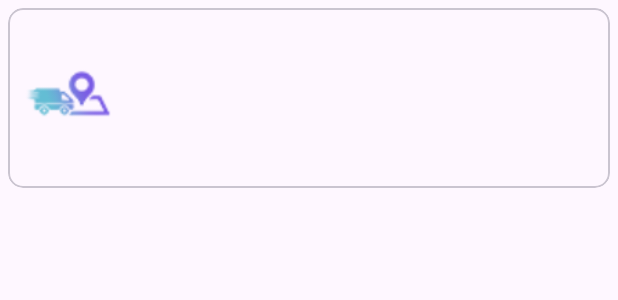
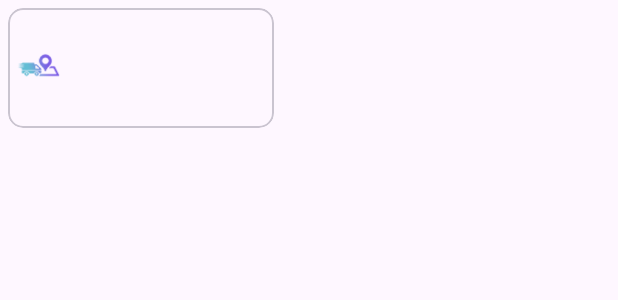
Before and after one commit to Marco-Villanueva20/Polinet, an Android app: the layout item_info_destacada.xml on its own in the app's theme, with its tools: preview values and no code run, on a phone screen of 412 x 824 dp. Shown: the top 300 px of the screen. Run offline under Robolectric (Android 15) with nearby library versions, the phone set to English and light mode, and no system bars.

Commit message:
Edicion InfoDestacada

```diff
--- a/app/src/main/res/layout/item_info_destacada.xml
+++ b/app/src/main/res/layout/item_info_destacada.xml
@@ -2,32 +2,32 @@
 <LinearLayout
     xmlns:android="http://schemas.android.com/apk/res/android"
     xmlns:app="http://schemas.android.com/apk/res-auto"
-    android:layout_width="match_parent"
+    android:layout_width="187dp"
     android:layout_height="wrap_content"
     android:orientation="vertical">
 
     <com.google.android.material.card.MaterialCardView
         app:cardCornerRadius="10dp"
-        android:layout_width="match_parent"
-        android:layout_height="wrap_content"
+        android:layout_width="177dp"
+        android:layout_height="80dp"
         android:layout_margin="5dp"
         android:elevation="8dp">
 
         <ImageView
             android:id="@+id/imginfodestacada"
-            android:layout_width="60dp"
-            android:layout_height="100dp"
-            android:layout_marginLeft="10dp"
-            android:layout_marginTop="10dp"
-            android:layout_marginRight="10dp"
-            android:layout_marginBottom="10dp"
+            android:layout_width="30dp"
+            android:layout_height="30dp"
+            android:layout_marginLeft="5dp"
+            android:layout_gravity="center_vertical"
             app:srcCompat="@drawable/i1" />
 
         <RelativeLayout
-            android:layout_width="329dp"
-            android:layout_height="wrap_content"
+            android:layout_width="150dp"
+            android:layout_height="60dp"
             android:layout_gravity="end"
             android:layout_marginTop="10dp"
+            android:layout_marginLeft="5dp"
+            android:layout_marginRight="5dp"
             android:padding="5dp">
 
             <LinearLayout
@@ -35,10 +35,6 @@
                 android:layout_width="match_parent"
                 android:layout_height="wrap_content"
                 android:layout_gravity="center_vertical"
-                android:layout_marginLeft="10dp"
-                android:layout_marginTop="10dp"
-                android:layout_marginRight="10dp"
-                android:layout_marginBottom="10dp"
                 android:orientation="vertical">
 
                 <TextView
@@ -48,7 +44,7 @@
                     android:layout_marginLeft="15dp"
                     android:textAlignment="center"
                     android:textColor="#3F51B5"
-                    android:textSize="20sp"
+                    android:textSize="11sp"
                     android:textStyle="bold" />
 
                 <TextView
@@ -58,7 +54,7 @@
                     android:layout_marginLeft="15dp"
                     android:textAlignment="center"
                     android:textColor="#36395A"
-                    android:textSize="15sp"
+                    android:textSize="8sp"
                     android:textStyle="bold" />
             </LinearLayout>
 
```
